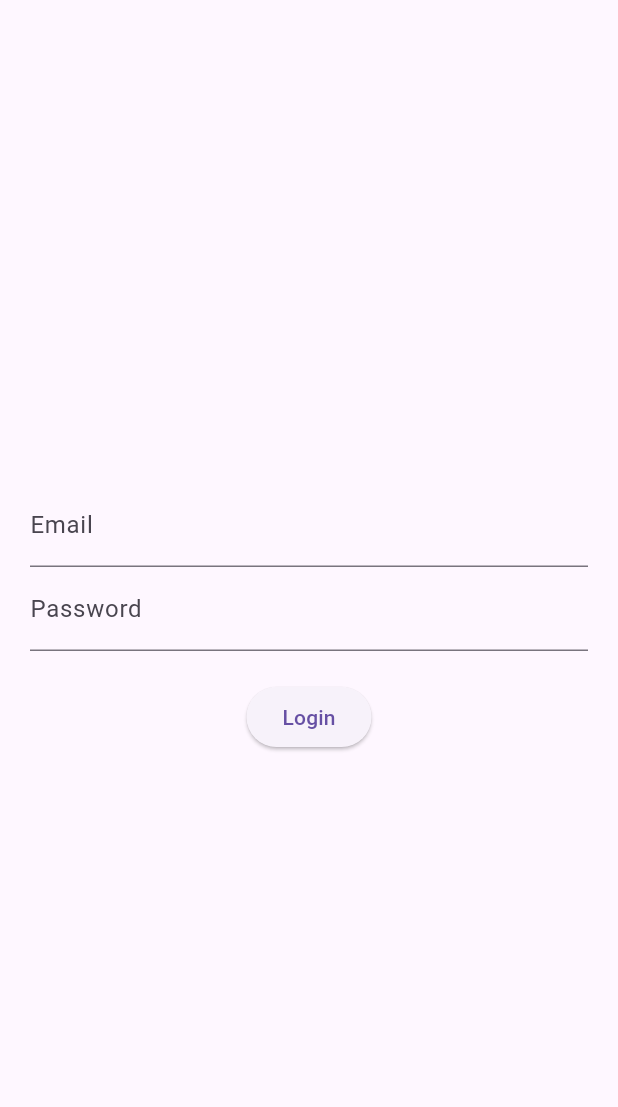
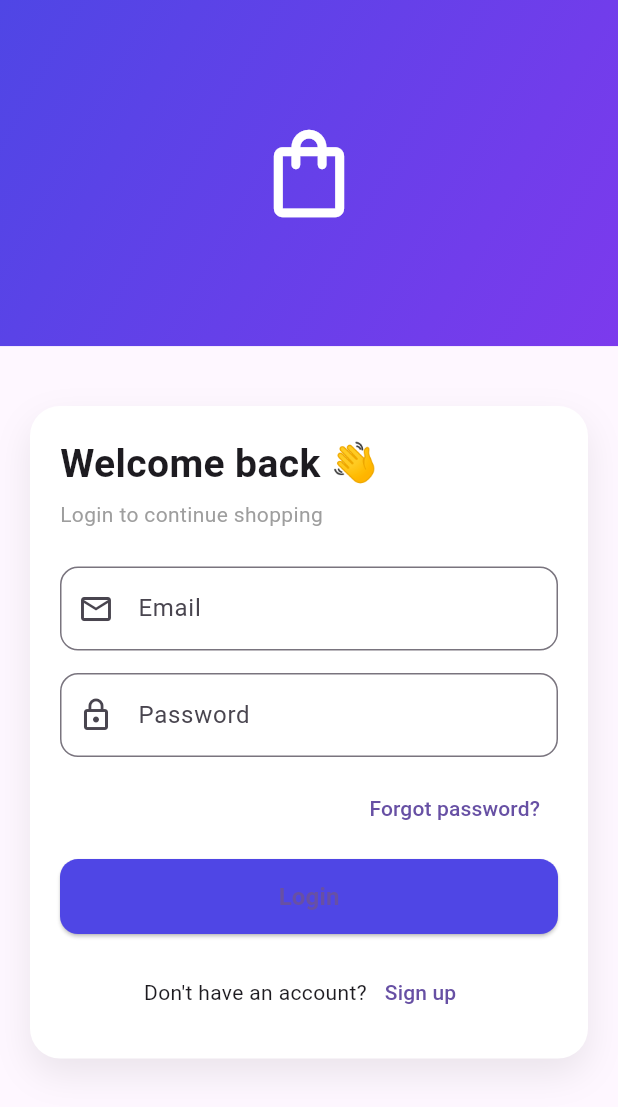
Before and after one commit to speechgenius/flutter_shop, a Flutter app: the screen it shows after launch, on a phone screen of 412 x 824 dp. Shown: the top 1107 px of the screen. Run offline on Flutter 3.47's test engine with Material 3 defaults, Android fonts, the phone set to English and light mode, and no system bars; our stand-ins replace dio, flutter_riverpod, flutter_secure_storage, go_router, riverpod_annotation; generated files the repository leaves out were written again.

```diff
--- a/lib/core/network/token_storage.dart
+++ b/lib/core/network/token_storage.dart
@@ -1,8 +1,9 @@
 import 'package:flutter_secure_storage/flutter_secure_storage.dart';
 
 class TokenStorage {
-  final _storage = const FlutterSecureStorage();
-  static const _key = 'token';
+  final FlutterSecureStorage _storage = const FlutterSecureStorage();
+
+  static const String _key = 'auth_token';
 
   Future<void> save(String token) async {
     await _storage.write(key: _key, value: token);
@@ -11,4 +12,13 @@ class TokenStorage {
   Future<String?> get() async {
     return await _storage.read(key: _key);
   }
+
+  Future<void> delete() async {
+    await _storage.delete(key: _key);
+  }
+
+  Future<bool> hasToken() async {
+    final token = await _storage.read(key: _key);
+    return token != null;
+  }
 }
--- a/lib/features/auth/datasources/auth_remote_datasource.dart
+++ b/lib/features/auth/datasources/auth_remote_datasource.dart
@@ -5,14 +5,16 @@ class AuthRemoteDataSource {
 
   AuthRemoteDataSource(this.dio);
 
-  Future<void> login(String email, String password) async {
-    await dio.post(
+  Future<Map<String, dynamic>> login(String email, String password) async {
+    final response = await dio.post(
       '/auth/login',
       data: {
         'email': email,
         'password': password,
       },
     );
+
+    return response.data;
   }
 
   Future<void> logout() async {
--- a/lib/features/auth/presentation/views/login_page.dart
+++ b/lib/features/auth/presentation/views/login_page.dart
@@ -5,54 +5,203 @@ import 'package:go_router/go_router.dart';
 import '../state/auth_notifier.dart';
 import '../state/login_form_provider.dart';
 
-class LoginPage extends ConsumerWidget {
+class LoginPage extends ConsumerStatefulWidget {
   const LoginPage({super.key});
 
   @override
-  Widget build(BuildContext context, WidgetRef ref) {
+  ConsumerState<LoginPage> createState() => _LoginPageState();
+}
+
+class _LoginPageState extends ConsumerState<LoginPage> {
+  @override
+  void initState() {
+    super.initState();
+
+    ref.listenManual(authNotifierProvider, (prev, next) {
+      next.whenOrNull(
+        data: (_) {
+          if (mounted) {
+            context.go('/home');
+          }
+        },
+        error: (e, _) {
+          if (mounted) {
+            ScaffoldMessenger.of(context).showSnackBar(
+              SnackBar(content: Text(e.toString())),
+            );
+          }
+        },
+      );
+    });
+  }
+
+  @override
+  Widget build(BuildContext context) {
     final authState = ref.watch(authNotifierProvider);
     final auth = ref.read(authNotifierProvider.notifier);
 
     final form = ref.watch(loginFormProvider);
     final formNotifier = ref.read(loginFormProvider.notifier);
 
-    ref.listen(authNotifierProvider, (prev, next) {
-      next.whenOrNull(
-        data: (_) => context.go('/home'),
-        error: (e, _) {
-          ScaffoldMessenger.of(context).showSnackBar(
-            SnackBar(content: Text(e.toString())),
-          );
-        },
-      );
-    });
+    final size = MediaQuery.of(context).size;
 
     return Scaffold(
-      body: Padding(
+      body: SafeArea(
+        child: SingleChildScrollView(
+          child: Column(
+            children: [
+              // 🔵 TOP SECTION
+              Container(
+                height: size.height * 0.28,
+                width: double.infinity,
+                decoration: const BoxDecoration(
+                  gradient: LinearGradient(
+                    colors: [Color(0xFF4F46E5), Color(0xFF7C3AED)],
+                    begin: Alignment.topLeft,
+                    end: Alignment.bottomRight,
+                  ),
+                ),
+                child: const Center(
+                  child: Icon(
+                    Icons.shopping_bag_outlined,
+                    size: 70,
+                    color: Colors.white,
+                  ),
+                ),
+              ),
+
+              const SizedBox(height: 20),
+
+              // 🟣 LOGIN CARD
+              Padding(
                 padding: const EdgeInsets.all(20),
+                child: Container(
+                  padding: const EdgeInsets.all(20),
+                  decoration: BoxDecoration(
+                    color: Colors.white,
+                    borderRadius: BorderRadius.circular(20),
+                    boxShadow: [
+                      BoxShadow(
+                        blurRadius: 20,
+                        color: Colors.black.withOpacity(0.08),
+                        offset: const Offset(0, 10),
+                      )
+                    ],
+                  ),
                   child: Column(
-          mainAxisAlignment: MainAxisAlignment.center,
+                    crossAxisAlignment: CrossAxisAlignment.start,
                     children: [
+                      const Text(
+                        "Welcome back 👋",
+                        style: TextStyle(
+                          fontSize: 26,
+                          fontWeight: FontWeight.bold,
+                        ),
+                      ),
+
+                      const SizedBox(height: 5),
+
+                      const Text(
+                        "Login to continue shopping",
+                        style: TextStyle(color: Colors.grey),
+                      ),
+
+                      const SizedBox(height: 25),
+
+                      // EMAIL
                       TextField(
                         onChanged: formNotifier.setEmail,
-              decoration: const InputDecoration(labelText: "Email"),
+                        decoration: InputDecoration(
+                          labelText: "Email",
+                          prefixIcon: const Icon(Icons.email_outlined),
+                          border: OutlineInputBorder(
+                            borderRadius: BorderRadius.circular(12),
                           ),
+                        ),
+                      ),
+
+                      const SizedBox(height: 15),
+
+                      // PASSWORD
                       TextField(
                         onChanged: formNotifier.setPassword,
                         obscureText: true,
-              decoration: const InputDecoration(labelText: "Password"),
+                        decoration: InputDecoration(
+                          labelText: "Password",
+                          prefixIcon: const Icon(Icons.lock_outline),
+                          border: OutlineInputBorder(
+                            borderRadius: BorderRadius.circular(12),
                           ),
-            const SizedBox(height: 20),
+                        ),
+                      ),
 
-            authState.isLoading
-                ? const CircularProgressIndicator()
-                : ElevatedButton(
-              onPressed: () {
+                      const SizedBox(height: 10),
+
+                      // FORGOT PASSWORD
+                      Align(
+                        alignment: Alignment.centerRight,
+                        child: TextButton(
+                          onPressed: () => context.go('/forgot-password'),
+                          child: const Text("Forgot password?"),
+                        ),
+                      ),
+
+                      const SizedBox(height: 10),
+
+                      // LOGIN BUTTON
+                      SizedBox(
+                        width: double.infinity,
+                        height: 50,
+                        child: ElevatedButton(
+                          style: ElevatedButton.styleFrom(
+                            shape: RoundedRectangleBorder(
+                              borderRadius: BorderRadius.circular(12),
+                            ),
+                            backgroundColor: const Color(0xFF4F46E5),
+                          ),
+                          onPressed: authState.isLoading
+                              ? null
+                              : () {
                             auth.login(form.email, form.password);
                           },
-              child: const Text("Login"),
+                          child: authState.isLoading
+                              ? const SizedBox(
+                            height: 20,
+                            width: 20,
+                            child: CircularProgressIndicator(
+                              strokeWidth: 2,
+                              color: Colors.white,
+                            ),
+                          )
+                              : const Text(
+                            "Login",
+                            style: TextStyle(
+                              fontSize: 16,
+                              fontWeight: FontWeight.bold,
+                            ),
+                          ),
+                        ),
+                      ),
+
+                      const SizedBox(height: 15),
+
+                      // SIGNUP
+                      Row(
+                        mainAxisAlignment: MainAxisAlignment.center,
+                        children: [
+                          const Text("Don't have an account?"),
+                          TextButton(
+                            onPressed: () => context.go('/signup'),
+                            child: const Text("Sign up"),
+                          )
+                        ],
                       ),
                     ],
+                  ),
+                ),
+              ),
+            ],
+          ),
         ),
       ),
     );
--- a/lib/features/auth/repositories/auth_repository_impl.dart
+++ b/lib/features/auth/repositories/auth_repository_impl.dart
@@ -8,17 +8,23 @@ class AuthRepositoryImpl {
   AuthRepositoryImpl(this.remote, this.storage);
 
   Future<void> login(String email, String password) async {
-    await remote.login(email, password);
+    final data = await remote.login(email, password);
 
-    // Example: save token (depends on your API response)
-    // await storage.saveToken(token);
+    final token = data['token'];
+
+    if (token == null) {
+      throw Exception("Token missing from response");
+    }
+
+    await storage.save(token);
   }
 
   Future<void> logout() async {
-    // 1. Call backend logout
     await remote.logout();
+    await storage.delete();
+  }
 
-    // 2. Clear local session
-    // await storage.clearToken();
+  Future<bool> isLoggedIn() async {
+    return await storage.hasToken();
   }
 }
--- a/lib/features/home/presentation/views/home_page.dart
+++ b/lib/features/home/presentation/views/home_page.dart
@@ -12,14 +12,15 @@ class HomePage extends ConsumerStatefulWidget {
 }
 
 class _HomePageState extends ConsumerState<HomePage> {
+  late ProviderSubscription authSub;
+
   @override
   void initState() {
     super.initState();
 
-    ref.listen(authNotifierProvider, (prev, next) {
+    authSub = ref.listenManual(authNotifierProvider, (prev, next) {
       next.whenOrNull(
         data: (_) {
-          // logout success → redirect
           if (mounted) {
             context.go('/login');
           }
@@ -33,6 +34,12 @@ class _HomePageState extends ConsumerState<HomePage> {
         },
       );
     });
+  }
+
+  @override
+  void dispose() {
+    authSub.close();
+    super.dispose();
   }
 
   @override
```
Lines whose indentation alone changed are shown as unchanged.
